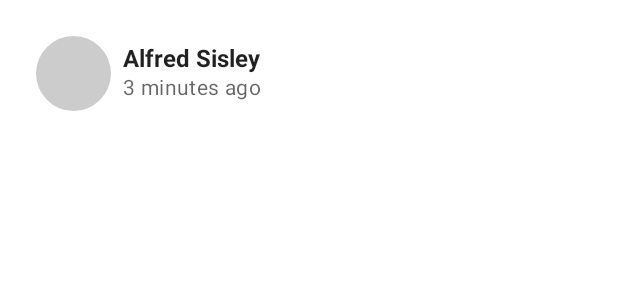
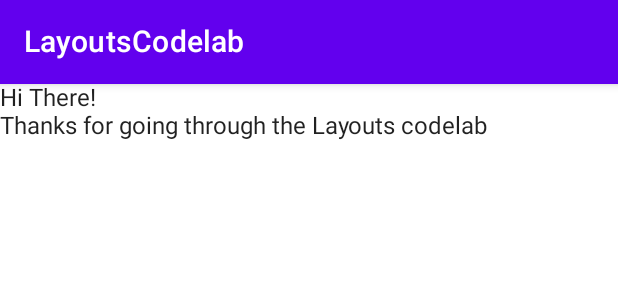
Before and after one commit to zurche/LayoutsInJetpackCompose, an Android app built with Jetpack Compose: the @Preview function DefaultPreview, on a phone screen of 412 x 824 dp. Shown: the top 300 px of the screen. Run offline under Robolectric (Android 15) with nearby library versions, the phone set to English and light mode, and no system bars.

Commit message:
Progress mid chapter 5

```diff
--- a/app/src/main/java/com/zurche/layoutsinjetpackcompose/MainActivity.kt
+++ b/app/src/main/java/com/zurche/layoutsinjetpackcompose/MainActivity.kt
@@ -3,20 +3,14 @@ package com.zurche.layoutsinjetpackcompose
 import android.os.Bundle
 import androidx.activity.ComponentActivity
 import androidx.activity.compose.setContent
-import androidx.compose.foundation.background
-import androidx.compose.foundation.clickable
-import androidx.compose.foundation.layout.*
-import androidx.compose.foundation.shape.CircleShape
-import androidx.compose.foundation.shape.RoundedCornerShape
-import androidx.compose.material.*
+import androidx.compose.foundation.layout.Column
+import androidx.compose.foundation.layout.padding
+import androidx.compose.material.Scaffold
+import androidx.compose.material.Text
+import androidx.compose.material.TopAppBar
 import androidx.compose.runtime.Composable
-import androidx.compose.runtime.CompositionLocalProvider
-import androidx.compose.ui.Alignment
 import androidx.compose.ui.Modifier
-import androidx.compose.ui.draw.clip
-import androidx.compose.ui.text.font.FontWeight
 import androidx.compose.ui.tooling.preview.Preview
-import androidx.compose.ui.unit.dp
 import com.zurche.layoutsinjetpackcompose.ui.theme.LayoutsInJetpackComposeTheme
 
 class MainActivity : ComponentActivity() {
@@ -24,58 +18,37 @@ class MainActivity : ComponentActivity() {
         super.onCreate(savedInstanceState)
         setContent {
             LayoutsInJetpackComposeTheme {
-                // A surface container using the 'background' color from the theme
-                Surface(
-                    modifier = Modifier.fillMaxSize(),
-                    color = MaterialTheme.colors.background
-                ) {
-                    Greeting("Android")
-                }
+                LayoutsCodelab()
             }
         }
     }
 }
 
 @Composable
-fun PhotographerCard(modifier: Modifier = Modifier) {
-    Row(modifier
-        .padding(8.dp)
-        .clip(RoundedCornerShape(4.dp))
-        .background(MaterialTheme.colors.surface)
-        .clickable(onClick = { /* Ignoring for now */ })
-        .padding(16.dp)
-        ) {
-        Surface(
-            modifier = Modifier.size(50.dp),
-            shape = CircleShape,
-            color = MaterialTheme.colors.onSurface.copy(alpha = 0.2f)
-        ) {
-            //Image goes here
+fun LayoutsCodelab() {
+    Scaffold(
+        topBar = {
+            TopAppBar(
+                title = { Text(text = "LayoutsCodelab") }
+            )
         }
-
-        Column(
-            modifier = Modifier
-                .padding(start = 8.dp)
-                .align(Alignment.CenterVertically)
-        ) {
-            Text("Alfred Sisley", fontWeight = FontWeight.Bold)
-            CompositionLocalProvider(LocalContentAlpha provides ContentAlpha.medium) {
-                Text("3 minutes ago", style = MaterialTheme.typography.body2)
-            }
-        }
+    ) { innerPadding ->
+        BodyContent(Modifier.padding(innerPadding))
     }
-
 }
 
 @Composable
-fun Greeting(name: String) {
-    Text(text = "Hello $name!")
+private fun BodyContent(modifier: Modifier = Modifier) {
+    Column(modifier = modifier) {
+        Text(text = "Hi There!")
+        Text(text = "Thanks for going through the Layouts codelab")
+    }
 }
 
 @Preview
 @Composable
 fun DefaultPreview() {
     LayoutsInJetpackComposeTheme {
-        PhotographerCard()
+        LayoutsCodelab()
     }
 }
```
